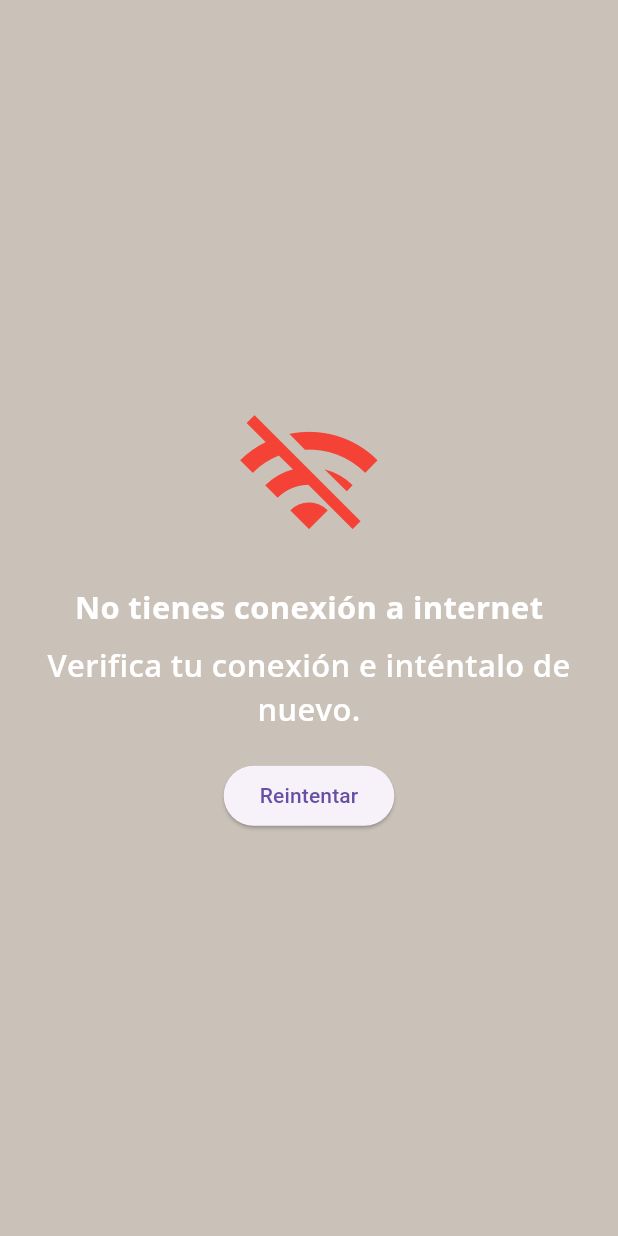
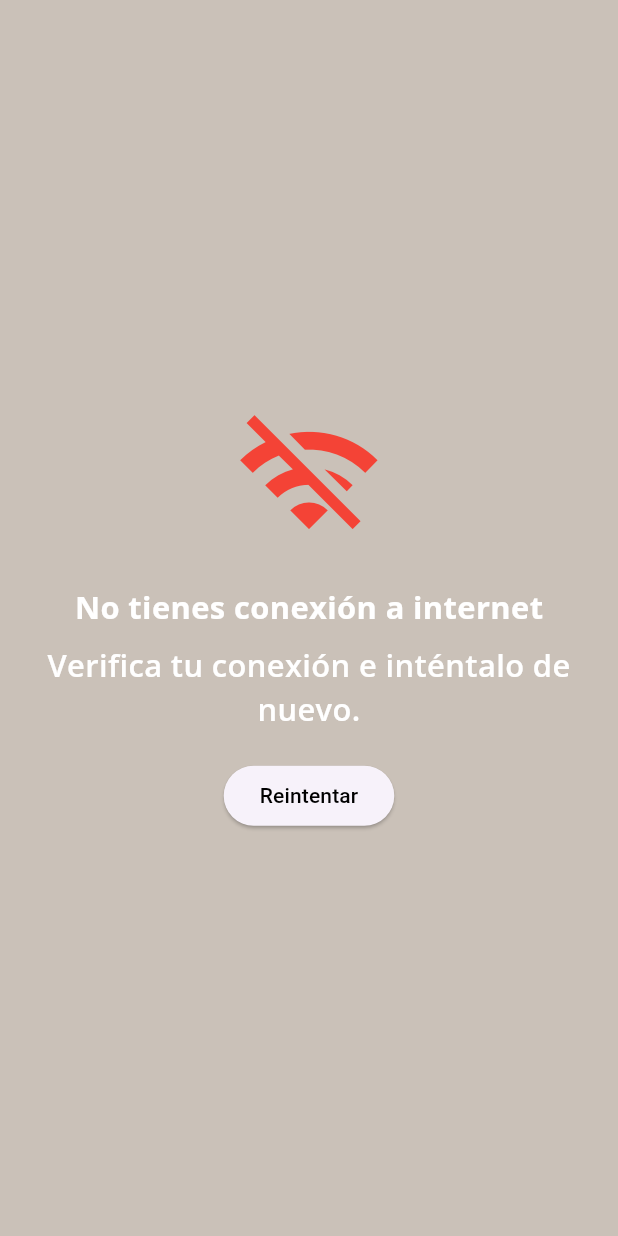
Before and after one commit to leonel120lgr/my_dog_app_git, a Flutter app: the NoInternetScreen screen opened directly, on a phone screen of 412 x 824 dp. Run offline on Flutter 3.47's test engine with Material 3 defaults, Android fonts, the phone set to English and light mode, and no system bars; our stand-ins replace animated_toggle_switch, cached_network_image, connectivity_plus, font_awesome_flutter, google_fonts, top_snackbar_flutter; missing offline and left inert: flutter_custom_cards; network calls fail.

```diff
--- a/my_dog_app_flutter/lib/pages/no_internet_screen.dart
+++ b/my_dog_app_flutter/lib/pages/no_internet_screen.dart
@@ -1,4 +1,5 @@
 import 'package:flutter/material.dart';
+import 'package:my_dog_app_flutter/colors/colors.dart';
 import 'package:my_dog_app_flutter/colors/theme_notifier.dart';
 import 'package:my_dog_app_flutter/main.dart';
 import 'package:provider/provider.dart';
@@ -8,6 +9,7 @@ class NoInternetScreen extends StatelessWidget {
 
   @override
   Widget build(BuildContext context) {
+    final themeNotifier = Provider.of<ThemeNotifier>(context);
     return Scaffold(
       body: Center(
         child: Column(
@@ -38,7 +40,12 @@ class NoInternetScreen extends StatelessWidget {
                   ),
                 );
               },
-              child: Text("Reintentar"),
+              child: Text(
+                "Reintentar",
+                style: TextStyle(
+                  color: themeNotifier.isDarkMode ? colorsWhite : Colors.black,
+                ),
+              ),
             ),
           ],
         ),
```
Also changed, not shown: 1 other file.
